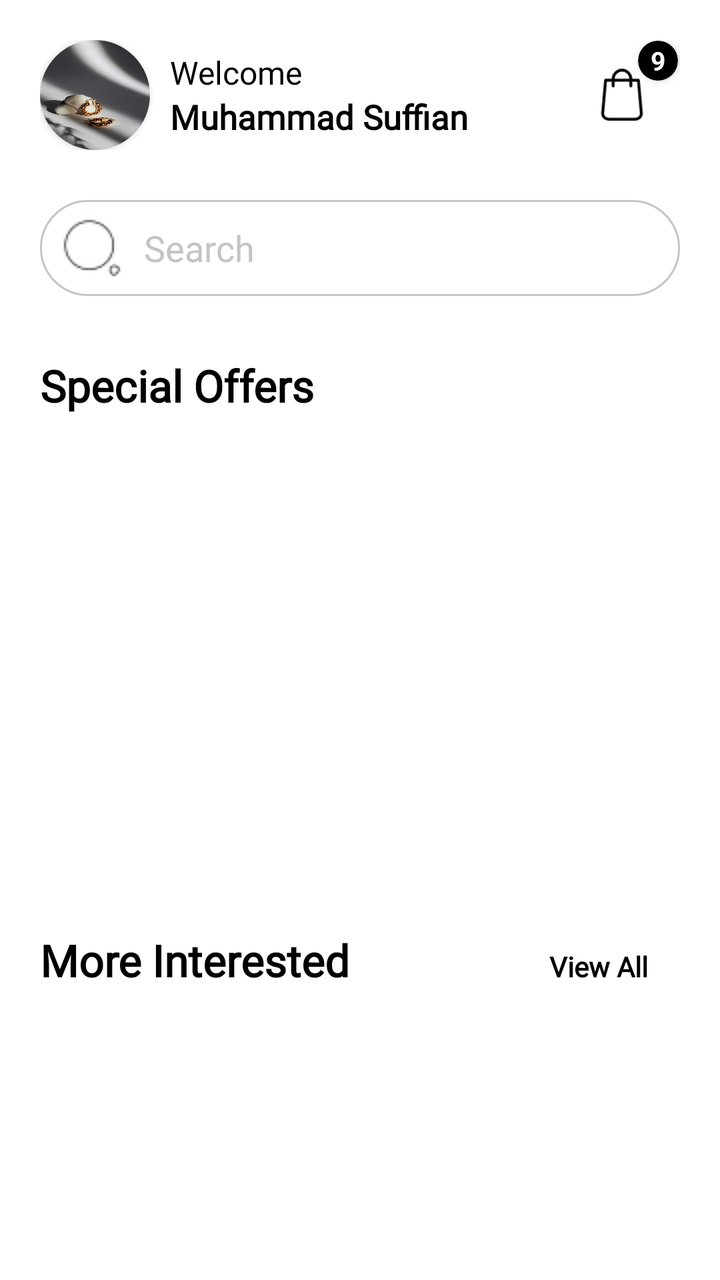
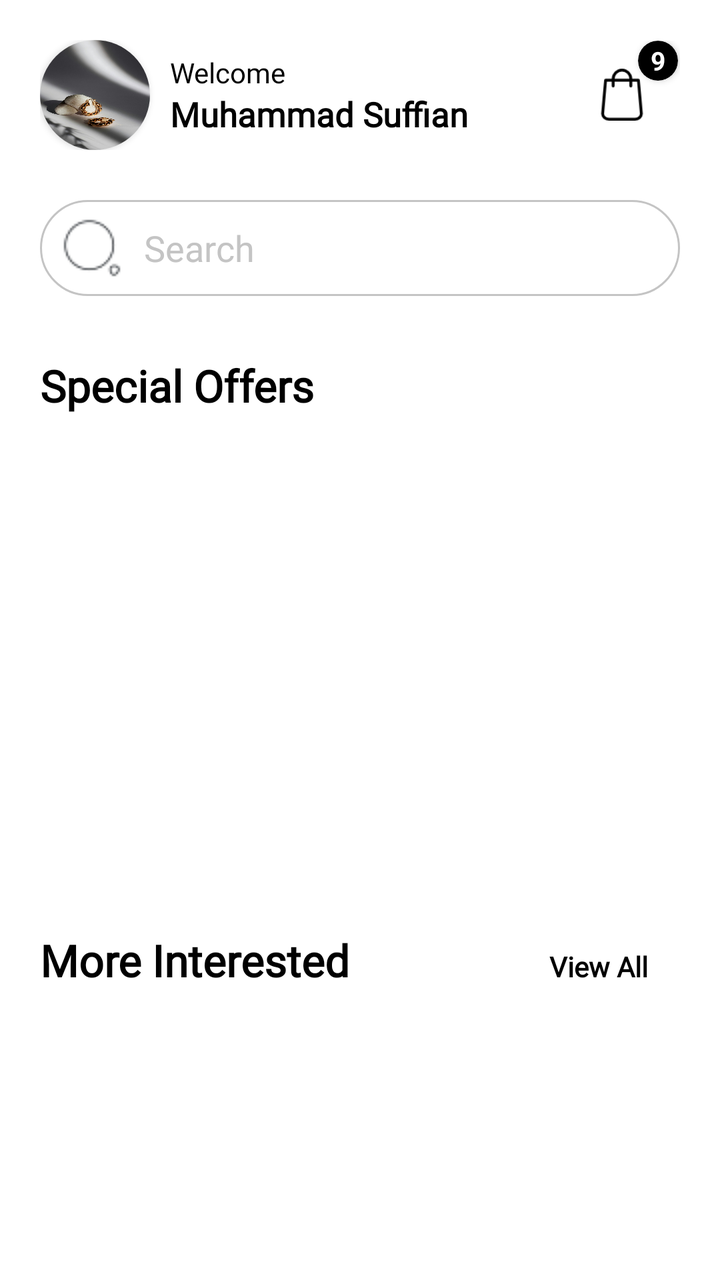

Before-and-after screenshots of an Android layout around one commit, followed by the original layout XML and the change that was made.
<!-- AndroidManifest.xml: application theme Theme.SparkleHaven -->
<!-- res/layout/fragment_home.xml -->
<?xml version="1.0" encoding="utf-8"?>
<androidx.core.widget.NestedScrollView xmlns:android="http://schemas.android.com/apk/res/android"
    xmlns:app="http://schemas.android.com/apk/res-auto"
    xmlns:tools="http://schemas.android.com/tools"
    android:layout_width="match_parent"
    android:layout_height="match_parent"
    android:background="@color/white"
    tools:context=".dashboard.navigation_fragments.home.HomeFragment">

    <LinearLayout
        android:layout_width="match_parent"
        android:layout_height="match_parent"
        android:orientation="vertical"
        android:padding="20dp">

        <LinearLayout
            android:layout_width="match_parent"
            android:layout_height="wrap_content"
            android:gravity="center"
            android:orientation="horizontal">

            <androidx.cardview.widget.CardView
                android:layout_width="55dp"
                android:layout_height="55dp"
                app:cardCornerRadius="45dp"
                app:cardBackgroundColor="@color/white">

                <ImageView
                    android:layout_width="match_parent"
                    android:layout_height="match_parent"
                    android:src="@drawable/splash_img"
                    android:scaleType="fitXY"/>

            </androidx.cardview.widget.CardView>

            <LinearLayout
                android:layout_width="0dp"
                android:layout_height="match_parent"
                android:layout_marginStart="10dp"
                android:gravity="center|start"
                android:layout_weight="1"
                android:orientation="vertical">

                <TextView
                    android:layout_width="wrap_content"
                    android:layout_height="wrap_content"
                    android:text="Welcome"
                    android:textColor="@color/black"
                    android:fontFamily="@font/lora_medium"
                    android:textSize="16sp"/>

                <TextView
                    android:layout_width="wrap_content"
                    android:layout_height="wrap_content"
                    android:text="Muhammad Suffian"
                    android:textColor="@color/black"
                    android:fontFamily="@font/lora_medium"
                    android:textStyle="bold"
                    android:textSize="17sp"/>

            </LinearLayout>

            <androidx.constraintlayout.widget.ConstraintLayout
                android:id="@+id/cartBtn"
                android:layout_width="56dp"
                android:layout_height="wrap_content"
                android:orientation="horizontal">

                <androidx.cardview.widget.CardView
                    android:layout_width="20dp"
                    android:layout_height="20dp"
                    app:cardBackgroundColor="@color/Black_Pure"
                    app:cardCornerRadius="30dp"
                    android:layout_marginBottom="20dp"
                    android:layout_marginEnd="6dp"
                    app:layout_constraintBottom_toBottomOf="@+id/imageView3"
                    app:layout_constraintEnd_toEndOf="parent"
                    app:layout_constraintStart_toEndOf="@+id/imageView3"
                    app:layout_constraintTop_toTopOf="parent">

                    <TextView
                        android:layout_width="match_parent"
                        android:layout_height="match_parent"
                        android:text="9"
                        android:textStyle="bold"
                        android:textSize="13sp"
                        android:textColor="@color/white"
                        android:textAlignment="center"
                        android:padding="1dp"
                        android:layout_marginBottom="4dp"/>

                </androidx.cardview.widget.CardView>

                <ImageView
                    android:id="@+id/imageView3"
                    android:layout_width="26dp"
                    android:layout_height="26dp"
                    android:src="@drawable/shopping_bag"
                    android:layout_marginEnd="2dp"
                    app:layout_constraintBottom_toBottomOf="parent"
                    app:layout_constraintEnd_toEndOf="parent"
                    app:layout_constraintStart_toStartOf="parent"
                    app:layout_constraintTop_toTopOf="parent" />

            </androidx.constraintlayout.widget.ConstraintLayout>

        </LinearLayout>

        <LinearLayout
            android:layout_width="match_parent"
            android:layout_height="match_parent"
            android:orientation="vertical">

            <EditText
                android:id="@+id/searchView"
                android:layout_width="match_parent"
                android:layout_height="48dp"
                android:layout_marginTop="25dp"
                android:background="@drawable/searchbar_background"
                android:padding="10dp"
                android:hint="Search"
                android:textColorHint="@color/Hint_Color"
                android:fontFamily="@font/lora_medium"
                android:drawableStart="@drawable/search_normal_32"
                android:drawablePadding="10dp" />

            <TextView
                android:layout_width="wrap_content"
                android:layout_height="wrap_content"
                android:text="Special Offers"
                android:fontFamily="@font/lora_medium"
                android:textSize="22sp"
                android:layout_marginTop="30dp"
                android:textStyle="bold"
                android:textColor="@color/black"/>

            <androidx.viewpager2.widget.ViewPager2
                android:id="@+id/viewPagerImageSlider"
                android:layout_width="match_parent"
                android:layout_height="180dp"
                android:layout_marginTop="12dp"
                android:layout_marginStart="16dp"
                android:layout_marginEnd="16dp"/>

            <LinearLayout
                android:id="@+id/indicatorsLayout"
                android:layout_width="match_parent"
                android:layout_height="wrap_content"
                android:layout_marginTop="16dp"
                android:orientation="horizontal"
                android:gravity="center"/>

            <androidx.recyclerview.widget.RecyclerView
                android:id="@+id/categoryHomeRecView"
                android:layout_width="match_parent"
                app:layoutManager="androidx.recyclerview.widget.LinearLayoutManager"
                android:orientation="horizontal"
                android:layout_marginTop="20dp"
                android:layout_height="wrap_content"/>

            <LinearLayout
                android:layout_width="match_parent"
                android:layout_height="wrap_content"
                android:orientation="horizontal"
                android:gravity="bottom"
                android:layout_marginTop="30dp"
                android:layout_marginBottom="20dp">

                <TextView
                    android:layout_width="wrap_content"
                    android:layout_height="wrap_content"
                    android:text="More Interested"
                    android:layout_weight="1"
                    android:fontFamily="@font/lora_medium"
                    android:textSize="22sp"
                    android:textStyle="bold"
                    android:textColor="@color/black"/>

                <TextView
                    android:id="@+id/viewAllBtn"
                    android:layout_width="wrap_content"
                    android:layout_height="wrap_content"
                    android:text="View All"
                    android:textColor="@color/black"
                    android:layout_marginEnd="16dp"
                    android:fontFamily="@font/lora_medium"
                    android:textStyle="bold"/>

            </LinearLayout>

            <androidx.recyclerview.widget.RecyclerView
                android:id="@+id/productItemsRecView"
                android:layout_width="match_parent"
                android:layout_height="wrap_content"
                android:layout_marginBottom="24dp"
                android:nestedScrollingEnabled="false"/>

        </LinearLayout>

    </LinearLayout>

</androidx.core.widget.NestedScrollView>
<!-- resources referenced by this layout -->
<resources>
  <color name="Black_Pure">#FF000000</color>
  <color name="Hint_Color">#C4C4C4</color>
  <color name="black">#FF000000</color>
  <color name="white">#FFFFFFFF</color>
  <!-- drawable search_normal_32: png bitmap (drawable, 1073 bytes) -->
  <!-- drawable searchbar_background (drawable) -->
  <?xml version="1.0" encoding="utf-8"?>
  <shape android:shape="rectangle" xmlns:android="http://schemas.android.com/apk/res/android">
      <solid android:color="@color/white"/>
      <corners android:radius="45dp"/>
      <stroke android:color="@color/Hint_Color"
          android:width="1dp"/>
  
  </shape>
  <!-- drawable shopping_bag: png bitmap (drawable, 1223 bytes) -->
  <!-- drawable splash_img: jpg bitmap (drawable, 108863 bytes) -->
  <style name="Theme.SparkleHaven" parent="Base.Theme.SparkleHaven" />
  <style name="Base.Theme.SparkleHaven" parent="Theme.Material3.DayNight.NoActionBar">
          
          
      </style>
</resources>

<!-- the commit's change to res/layout/fragment_home.xml (unified diff, before → after) -->
@@ -26,6 +26,7 @@
                 app:cardBackgroundColor="@color/white">
 
                 <ImageView
+                    android:id="@+id/userHomeImg"
                     android:layout_width="match_parent"
                     android:layout_height="match_parent"
                     android:src="@drawable/splash_img"
@@ -47,9 +48,10 @@
                     android:text="Welcome"
                     android:textColor="@color/black"
                     android:fontFamily="@font/lora_medium"
-                    android:textSize="16sp"/>
-
-                <TextView
+                    android:textSize="14sp"/>
+
+                <TextView
+                    android:id="@+id/usernameText"
                     android:layout_width="wrap_content"
                     android:layout_height="wrap_content"
                     android:text="Muhammad Suffian"
